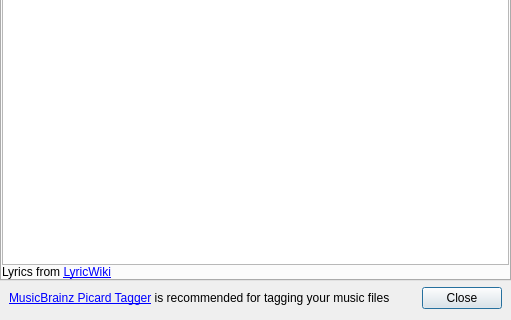
Before: the Qt Designer form libs/mediainfowindow/MediaInfoWindow.ui in tkrotoff/QuarkPlayer, drawn with Qt 5; both pictures show x 0 to 511 and y 211 to 531 of the 511 by 531 pixel window.
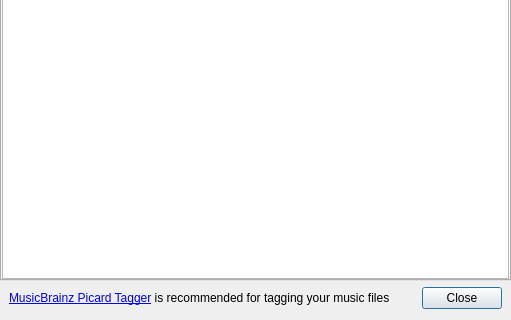
After: the same form once the commit is applied. The open tabs and pages were chosen to show the change. Custom widgets are drawn as their Qt base class.

Commit message: Commit again WikipediaArticle class in order to use MediaWiki API LyricsFetcher now uses lyricwiki.org HTML format instead of just plain text

The edit to the form file:
```diff
--- a/libs/mediainfowindow/MediaInfoWindow.ui
+++ b/libs/mediainfowindow/MediaInfoWindow.ui
@@ -514,19 +514,7 @@
         <number>0</number>
        </property>
        <item row="0" column="0">
-        <widget class="QTextEdit" name="lyricsTextEdit"/>
-       </item>
-       <item row="1" column="0">
-        <widget class="QLabel" name="lyricWikiLabel">
-         <property name="sizePolicy">
-          <sizepolicy hsizetype="Preferred" vsizetype="Fixed">
-           <horstretch>0</horstretch>
-           <verstretch>0</verstretch>
-          </sizepolicy>
-         </property>
-         <property name="text">
-          <string>Lyrics from &lt;a href=&quot;http://lyricwiki.org&quot;&gt;LyricWiki&lt;/a&gt;</string>
-         </property>
+        <widget class="QTextBrowser" name="lyricsTextBrowser">
          <property name="openExternalLinks">
           <bool>true</bool>
          </property>
```
Left out of the diff: 16 changed lines with no effect on the pictures. The commit also changes 4 other files.
